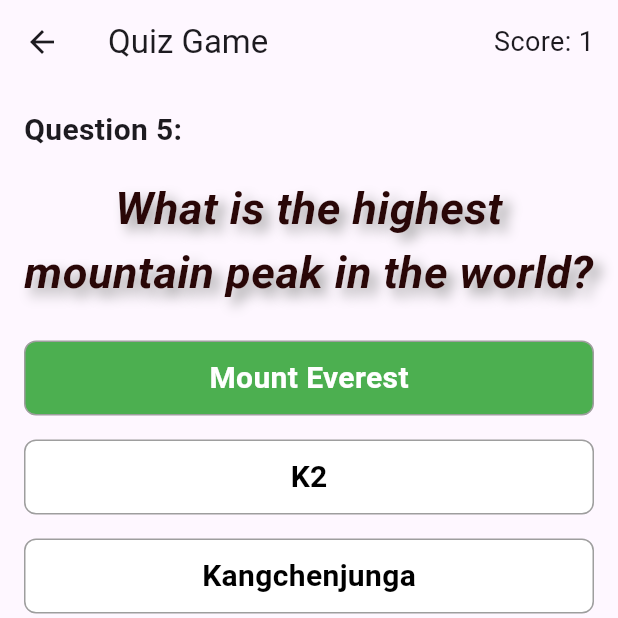
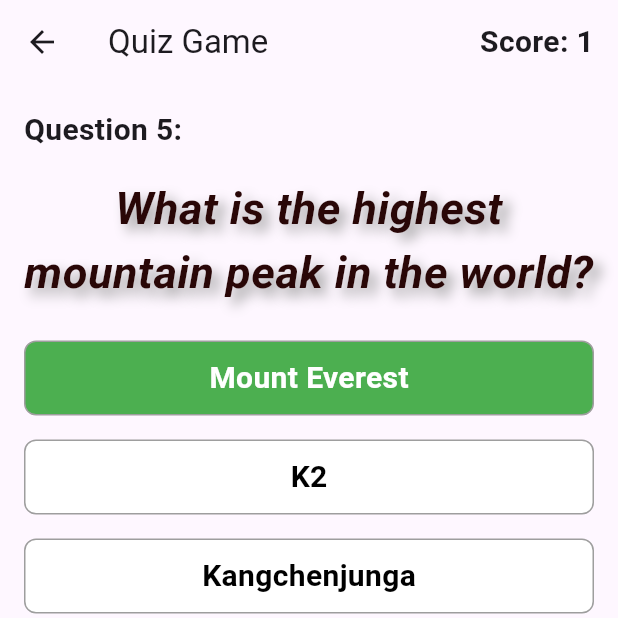
Before and after one commit to Hikuluno/Projet_ProgM, a Flutter app: the QuizPage screen opened by its route, after a tap on "Mount Everest", on a phone screen of 412 x 824 dp, the top half of it. Run offline on Flutter 3.47's test engine with Material 2 defaults, Android fonts, the light colour scheme and no system bars; our stand-ins replace google_fonts, sensors_plus; missing offline and left inert: filesystem_picker, flutter_p2p_connection, indexed; Roboto replaces fonts that are missing (Montserrat).

Commit message:
quiz score update

```diff
--- a/lib/screens/quiz_question.dart
+++ b/lib/screens/quiz_question.dart
@@ -3,6 +3,7 @@ import 'dart:math';
 import 'package:flutter/material.dart';
 import 'dart:convert';
 import 'package:flutter/services.dart' show rootBundle;
+import '../widgets/score.dart';
 
 class QuizPage extends StatefulWidget {
   const QuizPage({super.key});
@@ -13,21 +14,18 @@ class QuizPage extends StatefulWidget {
 }
 
 class _QuizPageState extends State<QuizPage> {
-  List<Map<String, dynamic>> _quizData =
-      []; // The list of quiz questions and answers
+  final GlobalKey<ScoreWidgetState> _scoreKey = GlobalKey();
+  late ScoreWidget _scoreWidget;
+  List<Map<String, dynamic>> _quizData = []; // The list of quiz questions and answers
   int _currentQuestionIndex = 0; // The index of the current quiz question
   final List<int> _alreadyAnsweredQuestionIndex = [];
-  int?
-      _selectedOptionIndex; // The index of the selected option (null means no option is selected)
-  bool _isAnsweredCorrectly =
-      false; // Whether the selected option is the correct answer
-  int _score = 0;
+  int? _selectedOptionIndex; // The index of the selected option (null means no option is selected)
+  bool _isAnsweredCorrectly = false; // Whether the selected option is the correct answer
 
   bool _isTapped = false;
 
   Future<void> _loadQuizData() async {
-    final String jsonString =
-        await rootBundle.loadString('assets/quiz_data.json');
+    final String jsonString = await rootBundle.loadString('assets/quiz_data.json');
     final List<dynamic> quizList = json.decode(jsonString);
     setState(() {
       _quizData = quizList.cast<Map<String, dynamic>>();
@@ -41,16 +39,16 @@ class _QuizPageState extends State<QuizPage> {
   void initState() {
     super.initState();
     _loadQuizData();
+    _scoreWidget = ScoreWidget(key: _scoreKey);
   }
 
   void _selectOption(int? optionIndex) {
     setState(() {
       _isTapped = true;
       _selectedOptionIndex = optionIndex;
-      _isAnsweredCorrectly =
-          optionIndex == _quizData[_currentQuestionIndex]['answer'];
+      _isAnsweredCorrectly = optionIndex == _quizData[_currentQuestionIndex]['answer'];
       if (_isAnsweredCorrectly) {
-        _score++; // Increment the score if the answer is correct
+        _scoreKey.currentState!.increment(); // Increment the score if the answer is correct
       }
     });
   }
@@ -74,14 +72,10 @@ class _QuizPageState extends State<QuizPage> {
       randomInt = Random().nextInt(_quizData.length);
       int l1 = _alreadyAnsweredQuestionIndex.length;
       int l2 = _quizData.length;
-      print("l1 : $l1  et l2 : $l2");
+      // print("l1 : $l1  et l2 : $l2");
     }
     _currentQuestionIndex = randomInt;
     _alreadyAnsweredQuestionIndex.add(_currentQuestionIndex);
-  }
-
-  _QuizPageState() : super() {
-    _score = 0;
   }
 
   @override
@@ -94,10 +88,7 @@ class _QuizPageState extends State<QuizPage> {
             Padding(
               padding: const EdgeInsets.only(right: 16.0),
               child: Center(
-                child: Text(
-                  'Score: $_score',
-                  style: const TextStyle(fontSize: 18.0),
-                ),
+                child: _scoreWidget,
               ),
             ),
           ],
@@ -113,18 +104,13 @@ class _QuizPageState extends State<QuizPage> {
           actions: [
             Padding(
               padding: const EdgeInsets.only(right: 16.0),
-              child: Center(
-                child: Text(
-                  'Score: $_score',
-                  style: const TextStyle(fontSize: 18.0),
-                ),
-              ),
+              child: Center(child: _scoreWidget),
             ),
           ],
         ),
         body: Center(
             child: Text(
-          _score >= 2 ? "You are a genius!" : "You are a noob!",
+          _scoreKey.currentState!.getScore() >= 2 ? "You are a genius!" : "You are a noob!",
           style: const TextStyle(
             fontSize: 24.0,
           ),
@@ -140,12 +126,7 @@ class _QuizPageState extends State<QuizPage> {
           actions: [
             Padding(
               padding: const EdgeInsets.only(right: 16.0),
-              child: Center(
-                child: Text(
-                  'Score: $_score',
-                  style: const TextStyle(fontSize: 18.0),
-                ),
-              ),
+              child: Center(child: _scoreWidget),
             ),
           ],
         ),
@@ -192,8 +173,7 @@ class _QuizPageState extends State<QuizPage> {
               itemCount: options.length,
               itemBuilder: (BuildContext context, int index) {
                 return Padding(
-                  padding: const EdgeInsets.symmetric(
-                      vertical: 8.0, horizontal: 16.0),
+                  padding: const EdgeInsets.symmetric(vertical: 8.0, horizontal: 16.0),
                   child: GestureDetector(
                     onTap: () {
                       if (!_isTapped) {
@@ -208,10 +188,7 @@ class _QuizPageState extends State<QuizPage> {
                             ? _isAnsweredCorrectly
                                 ? Colors.green
                                 : Colors.red
-                            : _isTapped &&
-                                    index ==
-                                        _quizData[_currentQuestionIndex]
-                                            ['answer']
+                            : _isTapped && index == _quizData[_currentQuestionIndex]['answer']
                                 ? Colors.green
                                 : Colors.white,
                         borderRadius: BorderRadius.circular(8.0),
@@ -223,9 +200,7 @@ class _QuizPageState extends State<QuizPage> {
                           style: TextStyle(
                             fontSize: 20.0,
                             fontWeight: FontWeight.bold,
-                            color: _selectedOptionIndex == index
-                                ? Colors.white
-                                : Colors.black,
+                            color: _selectedOptionIndex == index ? Colors.white : Colors.black,
                           ),
                         ),
                       ),
```
